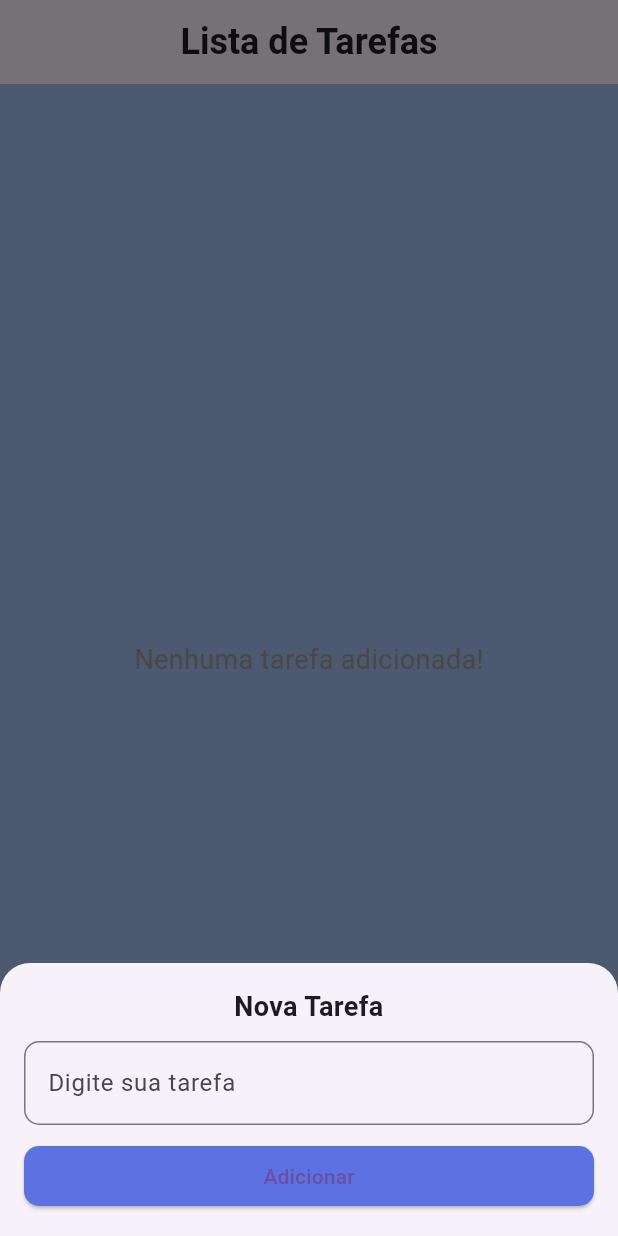
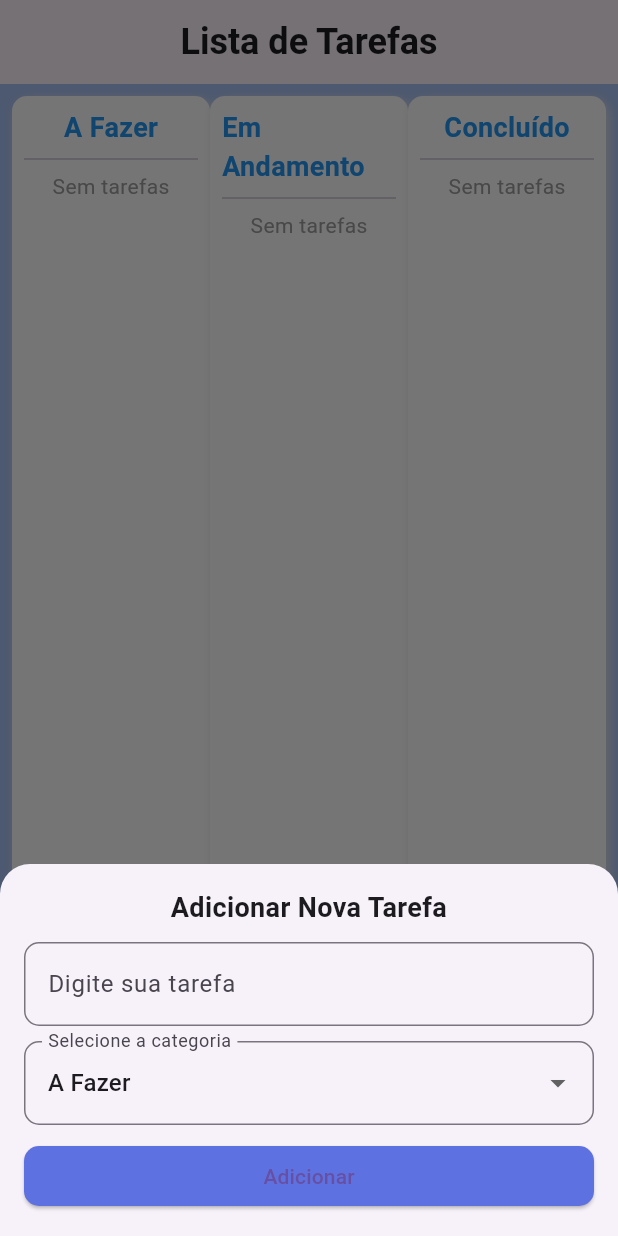
Before and after one commit to yrvinnyberenguer/lista_projeto, a Flutter app: the screen it shows after launch, after a tap on the "add" icon, on a phone screen of 412 x 824 dp. Run offline on Flutter 3.47's test engine with Material 3 defaults, Android fonts, the phone set to English and light mode, and no system bars; Roboto replaces fonts that are missing (Arial, Times New Roman).

Commit message:
alterações finais

```diff
--- a/lib/main.dart
+++ b/lib/main.dart
@@ -10,15 +10,15 @@ class MyApp extends StatelessWidget {
     return MaterialApp(
       title: 'Lista de Tarefas',
       theme: ThemeData(
-        primaryColor: Color.fromARGB(255, 93, 113, 224), // Cor primária
-        scaffoldBackgroundColor: Color.fromARGB(255, 167, 193, 245), // Cor de fundo
+        primaryColor: Color.fromARGB(255, 93, 113, 224),
+        scaffoldBackgroundColor: Color.fromARGB(255, 167, 193, 245),
         textTheme: TextTheme(
           bodyMedium: TextStyle(fontFamily: 'Arial'),
           titleLarge: TextStyle(
             fontFamily: 'Times New Roman',
             fontWeight: FontWeight.bold,
             fontSize: 24,
-          ), // Título com "Times New Roman"
+          ),
         ),
       ),
       home: TodoApp(),
@@ -32,36 +32,38 @@ class TodoApp extends StatefulWidget {
 }
 
 class _TodoAppState extends State<TodoApp> {
-  // Lista de tarefas com seu estado (concluída ou não)
-  final List<Map<String, dynamic>> _tasks = [];
+  final Map<String, List<Map<String, dynamic>>> _tasksByCategory = {
+    "A Fazer": [],
+    "Em Andamento": [],
+    "Concluído": [],
+  };
+
   final TextEditingController _taskController = TextEditingController();
+  String _selectedCategory = "A Fazer";
 
-  // Adiciona uma nova tarefa
-  void _addTask(String task) {
-    if (task.isNotEmpty) {
+  void _addTask() {
+    if (_taskController.text.isNotEmpty) {
       setState(() {
-        _tasks.add({'title': task, 'done': false});
+        _tasksByCategory[_selectedCategory]!.add({'title': _taskController.text});
       });
-      _taskController.clear(); // Limpa o campo de texto
-      Navigator.of(context).pop(); // Fecha o modal
+      _taskController.clear();
+      Navigator.of(context).pop();
     }
   }
 
-  // Remove uma tarefa
-  void _deleteTask(int index) {
+  void _deleteTask(String category, int index) {
     setState(() {
-      _tasks.removeAt(index);
+      _tasksByCategory[category]!.removeAt(index);
     });
   }
 
-  // Marca ou desmarca uma tarefa como concluída
-  void _toggleTaskStatus(int index) {
+  void _moveTask(String task, String fromCategory, String toCategory) {
     setState(() {
-      _tasks[index]['done'] = !_tasks[index]['done'];
+      _tasksByCategory[fromCategory]!.removeWhere((item) => item['title'] == task);
+      _tasksByCategory[toCategory]!.add({'title': task});
     });
   }
 
-  // Modal para adicionar tarefa
   void _showAddTaskModal() {
     showModalBottomSheet(
       context: context,
@@ -76,7 +78,7 @@ class _TodoAppState extends State<TodoApp> {
             crossAxisAlignment: CrossAxisAlignment.stretch,
             children: [
               Text(
-                'Nova Tarefa',
+                'Adicionar Nova Tarefa',
                 style: TextStyle(fontSize: 18, fontWeight: FontWeight.bold),
                 textAlign: TextAlign.center,
               ),
@@ -89,10 +91,32 @@ class _TodoAppState extends State<TodoApp> {
                     borderRadius: BorderRadius.circular(10),
                   ),
                 ),
+                onSubmitted: (_) => _addTask(), // Adiciona a tarefa ao pressionar Enter
+              ),
+              SizedBox(height: 10),
+              DropdownButtonFormField<String>(
+                value: _selectedCategory,
+                items: _tasksByCategory.keys.map((String category) {
+                  return DropdownMenuItem(
+                    value: category,
+                    child: Text(category),
+                  );
+                }).toList(),
+                onChanged: (value) {
+                  setState(() {
+                    _selectedCategory = value!;
+                  });
+                },
+                decoration: InputDecoration(
+                  border: OutlineInputBorder(
+                    borderRadius: BorderRadius.circular(10),
+                  ),
+                  labelText: 'Selecione a categoria',
+                ),
               ),
               SizedBox(height: 10),
               ElevatedButton(
-                onPressed: () => _addTask(_taskController.text),
+                onPressed: _addTask,
                 style: ElevatedButton.styleFrom(
                   backgroundColor: Color.fromARGB(255, 93, 113, 224),
                   shape: RoundedRectangleBorder(
@@ -105,6 +129,99 @@ class _TodoAppState extends State<TodoApp> {
           ),
         );
       },
+    );
+  }
+
+  Widget _buildTaskBox(String category) {
+    return Expanded(
+      child: DragTarget<Map<String, String>>(
+        onWillAccept: (data) => data != null && data['from'] != category,
+        onAccept: (data) {
+          _moveTask(data['task']!, data['from']!, category);
+        },
+        builder: (context, candidateData, rejectedData) {
+          return Container(
+            padding: EdgeInsets.all(8),
+            decoration: BoxDecoration(
+              color: Colors.white,
+              borderRadius: BorderRadius.circular(10),
+              boxShadow: [
+                BoxShadow(
+                  color: Colors.grey.shade300,
+                  blurRadius: 5,
+                  offset: Offset(2, 2),
+                ),
+              ],
+            ),
+            child: Column(
+              children: [
+                Text(
+                  category,
+                  style: TextStyle(
+                    fontSize: 18,
+                    fontWeight: FontWeight.bold,
+                    color: Colors.blue,
+                  ),
+                ),
+                Divider(),
+                if (_tasksByCategory[category]!.isEmpty)
+                  Text(
+                    'Sem tarefas',
+                    style: TextStyle(fontSize: 14, color: Colors.grey),
+                  )
+                else
+                  ..._tasksByCategory[category]!.asMap().entries.map((entry) {
+                    final index = entry.key;
+                    final task = entry.value;
+                    return Draggable<Map<String, String>>(
+                      data: {'task': task['title'], 'from': category},
+                      child: ListTile(
+                        title: Text(
+                          task['title'],
+                          style: TextStyle(
+                            decoration: category == "Concluído"
+                                ? TextDecoration.lineThrough
+                                : null,
+                            color: category == "Concluído"
+                                ? Colors.grey
+                                : Colors.black,
+                          ),
+                        ),
+                        trailing: IconButton(
+                          icon: Icon(Icons.delete, color: Colors.redAccent),
+                          onPressed: () => _deleteTask(category, index),
+                        ),
+                      ),
+                      feedback: Material(
+                        child: Container(
+                          padding: EdgeInsets.all(8),
+                          color: Colors.blueAccent,
+                          child: Text(
+                            task['title'],
+                            style: TextStyle(color: Colors.white),
+                          ),
+                        ),
+                      ),
+                      childWhenDragging: Opacity(
+                        opacity: 0.5,
+                        child: ListTile(
+                          title: Text(
+                            task['title'],
+                            style: TextStyle(
+                              decoration: category == "Concluído"
+                                  ? TextDecoration.lineThrough
+                                  : null,
+                            ),
+                          ),
+                        ),
+                      ),
+                    );
+                  }),
+              ],
+            ),
+          );
+        },
+      ),
     );
   }
 
@@ -122,50 +239,17 @@ class _TodoAppState extends State<TodoApp> {
         ),
         centerTitle: true,
       ),
-      body: _tasks.isEmpty
-          ? Center(
-              child: Text(
-                'Nenhuma tarefa adicionada!',
-                style: TextStyle(fontSize: 18, color: Colors.grey),
-              ),
-            )
-          : ListView.builder(
-              padding: const EdgeInsets.all(8.0),
-              itemCount: _tasks.length,
-              itemBuilder: (context, index) {
-                return Card(
-                  elevation: 2,
-                  margin: EdgeInsets.symmetric(vertical: 5),
-                  shape: RoundedRectangleBorder(
-                    borderRadius: BorderRadius.circular(10),
-                  ),
-                  child: ListTile(
-                    leading: Checkbox(
-                      value: _tasks[index]['done'],
-                      onChanged: (bool? value) {
-                        _toggleTaskStatus(index);
-                      },
-                    ),
-                    title: Text(
-                      _tasks[index]['title'],
-                      style: TextStyle(
-                        fontSize: 16,
-                        decoration: _tasks[index]['done']
-                            ? TextDecoration.lineThrough
-                            : null,
-                        color: _tasks[index]['done']
-                            ? Colors.grey
-                            : Colors.black,
-                      ),
-                    ),
-                    trailing: IconButton(
-                      icon: Icon(Icons.delete, color: Colors.redAccent),
-                      onPressed: () => _deleteTask(index),
-                    ),
-                  ),
-                );
-              },
-            ),
+      body: Padding(
+        padding: const EdgeInsets.all(8.0),
+        child: Row(
+          mainAxisAlignment: MainAxisAlignment.spaceEvenly,
+          children: [
+            _buildTaskBox("A Fazer"),
+            _buildTaskBox("Em Andamento"),
+            _buildTaskBox("Concluído"),
+          ],
+        ),
+      ),
       floatingActionButton: FloatingActionButton(
         onPressed: _showAddTaskModal,
         backgroundColor: Colors.indigo,
```
